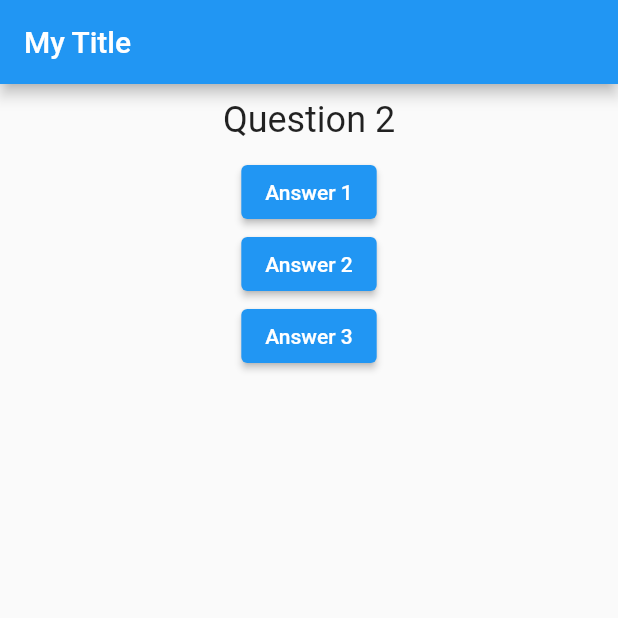
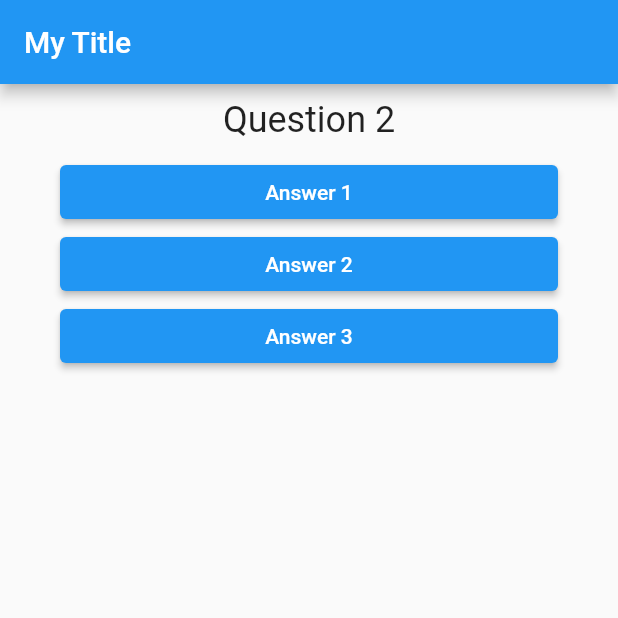
Before and after one commit to felipe-xavier/flutter-quiz-app, a Flutter app: the screen it shows after launch, after a tap on "Answer 1", on a phone screen of 412 x 824 dp, the top half of it. Run offline on Flutter 3.47's test engine with Material 2 defaults, Android fonts, the phone set to English and light mode, and no system bars.

Commit message:
Add Answer widget.

```diff
--- /dev/null
+++ b/lib/answer.dart
@@ -0,0 +1,20 @@
+import 'package:flutter/material.dart';
+
+class Answer extends StatelessWidget {
+  final String text;
+  final Function onPressed;
+  Answer(this.text, this.onPressed);
+  @override
+  Widget build(BuildContext context) {
+    return Container(
+      width: double.infinity,
+      margin: EdgeInsets.symmetric(horizontal: 40),
+      child: ElevatedButton(
+        onPressed: onPressed,
+        child: Text(text),
+        style: ButtonStyle(
+            backgroundColor: MaterialStateProperty.all(Colors.blue)),
+      ),
+    );
+  }
+}
--- a/lib/main.dart
+++ b/lib/main.dart
@@ -1,5 +1,6 @@
 import 'package:flutter/material.dart';
 import './question.dart';
+import './answer.dart';
 
 void main() => runApp(MyApp());
 
@@ -13,9 +14,9 @@ class MyApp extends StatefulWidget {
 class _MyAppState extends State<MyApp> {
   var _questionIndex = 0;
 
-  void answerQuestion() {
+  void _answerQuestion() {
     setState(() {
-      _questionIndex += 1;
+      if (_questionIndex < 2) _questionIndex += 1;
     });
 
     print(_questionIndex);
@@ -42,18 +43,9 @@ class _MyAppState extends State<MyApp> {
         body: Column(
           children: [
             Question(questions[_questionIndex]),
-            ElevatedButton(
-              child: Text(answers[0]),
-              onPressed: answerQuestion,
-            ),
-            ElevatedButton(
-              child: Text(answers[1]),
-              onPressed: answerQuestion,
-            ),
-            ElevatedButton(
-              child: Text(answers[2]),
-              onPressed: answerQuestion,
-            ),
+            Answer(answers[0], _answerQuestion),
+            Answer(answers[1], _answerQuestion),
+            Answer(answers[2], _answerQuestion),
           ],
         ),
       ),
```
